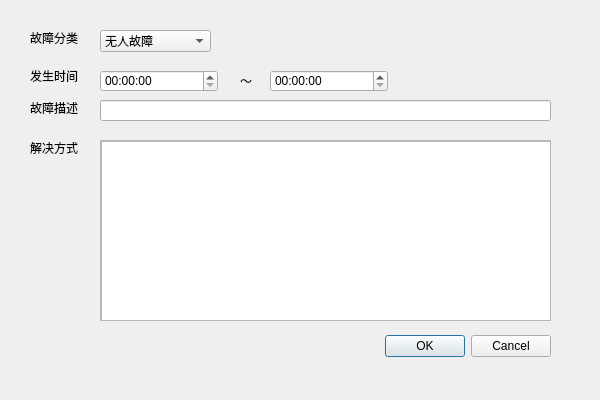
Qt form 报表生成/ui/error_report.ui (enjoylearning96/QT) before a commit.
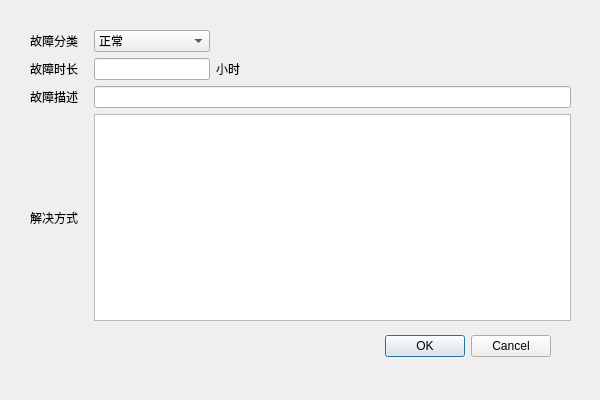
The same form after that commit.

The edit to the form file:
```diff
--- a/报表生成/ui/error_report.ui
+++ b/报表生成/ui/error_report.ui
@@ -47,123 +47,37 @@
     <set>QDialogButtonBox::Cancel|QDialogButtonBox::Ok</set>
    </property>
   </widget>
-  <widget class="QLabel" name="label">
+  <widget class="QWidget" name="layoutWidget">
    <property name="geometry">
     <rect>
      <x>30</x>
      <y>30</y>
-     <width>53</width>
-     <height>15</height>
+     <width>541</width>
+     <height>291</height>
     </rect>
    </property>
-   <property name="text">
-    <string>故障分类</string>
-   </property>
-  </widget>
-  <widget class="QLabel" name="label_2">
-   <property name="geometry">
-    <rect>
-     <x>30</x>
-     <y>60</y>
-     <width>61</width>
-     <height>31</height>
-    </rect>
-   </property>
-   <property name="text">
-    <string>发生时间</string>
-   </property>
-  </widget>
+   <layout class="QGridLayout" name="gridLayout" columnstretch="1,2,1,5">
+    <item row="2" column="0">
   <widget class="QLabel" name="label_3">
-   <property name="geometry">
-    <rect>
-     <x>30</x>
-     <y>100</y>
-     <width>53</width>
-     <height>15</height>
-    </rect>
-   </property>
    <property name="text">
     <string>故障描述</string>
    </property>
   </widget>
+    </item>
+    <item row="3" column="0">
   <widget class="QLabel" name="label_4">
-   <property name="geometry">
-    <rect>
-     <x>30</x>
-     <y>140</y>
-     <width>53</width>
-     <height>15</height>
-    </rect>
-   </property>
    <property name="text">
     <string>解决方式</string>
    </property>
   </widget>
-  <widget class="QLineEdit" name="lineEdit">
-   <property name="geometry">
-    <rect>
-     <x>100</x>
-     <y>100</y>
-     <width>451</width>
-     <height>21</height>
-    </rect>
-   </property>
-  </widget>
-  <widget class="QScrollArea" name="scrollArea">
-   <property name="geometry">
-    <rect>
-     <x>100</x>
-     <y>140</y>
-     <width>451</width>
-     <height>181</height>
-    </rect>
-   </property>
-   <property name="widgetResizable">
-    <bool>true</bool>
-   </property>
-   <property name="alignment">
-    <set>Qt::AlignLeading|Qt::AlignLeft|Qt::AlignVCenter</set>
-   </property>
-   <widget class="QWidget" name="scrollAreaWidgetContents">
-    <property name="geometry">
-     <rect>
-      <x>0</x>
-      <y>0</y>
-      <width>449</width>
-      <height>179</height>
-     </rect>
-    </property>
-    <widget class="QTextEdit" name="textEdit">
-     <property name="geometry">
-      <rect>
-       <x>0</x>
-       <y>0</y>
-       <width>451</width>
-       <height>181</height>
-      </rect>
-     </property>
-    </widget>
-   </widget>
-  </widget>
-  <widget class="QTimeEdit" name="timeEdit">
-   <property name="geometry">
-    <rect>
-     <x>100</x>
-     <y>70</y>
-     <width>118</width>
-     <height>22</height>
-    </rect>
-   </property>
-  </widget>
+    </item>
+    <item row="0" column="1">
   <widget class="QComboBox" name="comboBox">
-   <property name="geometry">
-    <rect>
-     <x>100</x>
-     <y>30</y>
-     <width>111</width>
-     <height>22</height>
-    </rect>
-   </property>
+      <item>
+       <property name="text">
+        <string>正常</string>
+       </property>
+      </item>
    <item>
     <property name="text">
      <string>无人故障</string>
@@ -180,28 +94,42 @@
     </property>
    </item>
   </widget>
-  <widget class="QTimeEdit" name="timeEdit_2">
-   <property name="geometry">
-    <rect>
-     <x>270</x>
-     <y>70</y>
-     <width>118</width>
-     <height>22</height>
-    </rect>
-   </property>
-  </widget>
+    </item>
+    <item row="0" column="0">
+     <widget class="QLabel" name="label">
+      <property name="text">
+       <string>故障分类</string>
+      </property>
+     </widget>
+    </item>
+    <item row="1" column="0">
+     <widget class="QLabel" name="label_2">
+      <property name="text">
+       <string>故障时长</string>
+      </property>
+     </widget>
+    </item>
+    <item row="1" column="2">
   <widget class="QLabel" name="label_5">
-   <property name="geometry">
-    <rect>
-     <x>240</x>
-     <y>70</y>
-     <width>21</width>
-     <height>21</height>
-    </rect>
-   </property>
    <property name="text">
-    <string>～</string>
-   </property>
+       <string>小时</string>
+      </property>
+     </widget>
+    </item>
+    <item row="1" column="1">
+     <widget class="QLineEdit" name="lineEdit_2">
+      <property name="contextMenuPolicy">
+       <enum>Qt::DefaultContextMenu</enum>
+      </property>
+     </widget>
+    </item>
+    <item row="3" column="1" colspan="3">
+     <widget class="QTextEdit" name="textEdit"/>
+    </item>
+    <item row="2" column="1" colspan="3">
+     <widget class="QLineEdit" name="lineEdit"/>
+    </item>
+   </layout>
   </widget>
  </widget>
  <resources/>
```
Lines whose indentation alone changed are shown as unchanged.
